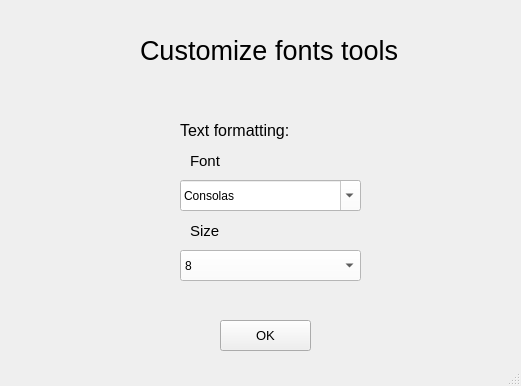
First picture: the form in PTI/SPCK/GUI/font.ui, repository GreenSystemDuy08/TL-C4K-PTI01, before the edit.
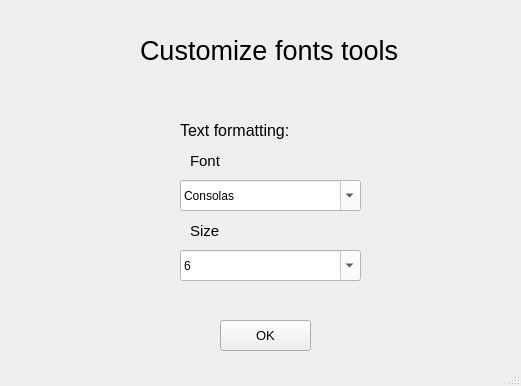
Second picture: the form after the edit.

The edit to the form file:
```diff
--- a/PTI/SPCK/GUI/font.ui
+++ b/PTI/SPCK/GUI/font.ui
@@ -78,9 +78,33 @@
       <height>31</height>
      </rect>
     </property>
+    <property name="font">
+     <font>
+      <pointsize>12</pointsize>
+     </font>
+    </property>
     <property name="styleSheet">
      <string notr="true">background-color: rgb(255, 255, 255);</string>
     </property>
+    <property name="editable">
+     <bool>true</bool>
+    </property>
+    <property name="currentText">
+     <string>6</string>
+    </property>
+    <property name="currentIndex">
+     <number>0</number>
+    </property>
+    <item>
+     <property name="text">
+      <string>6</string>
+     </property>
+    </item>
+    <item>
+     <property name="text">
+      <string>7</string>
+     </property>
+    </item>
     <item>
      <property name="text">
       <string>8</string>
```
Left out of the diff: 121 changed lines with no effect on the pictures.
